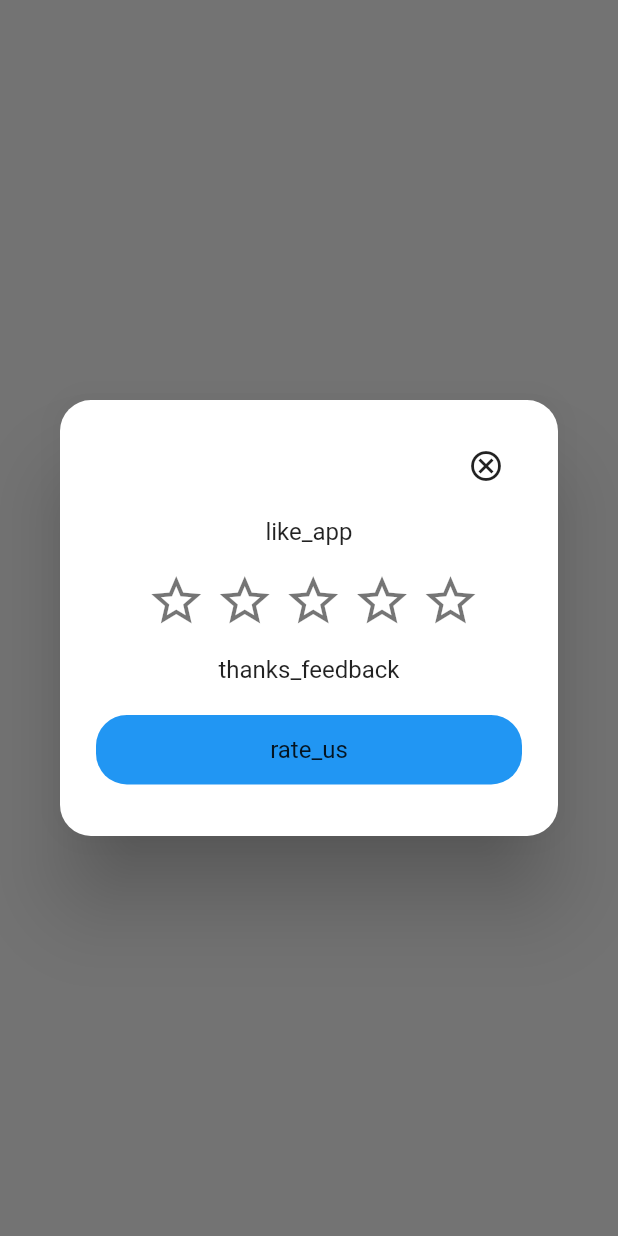
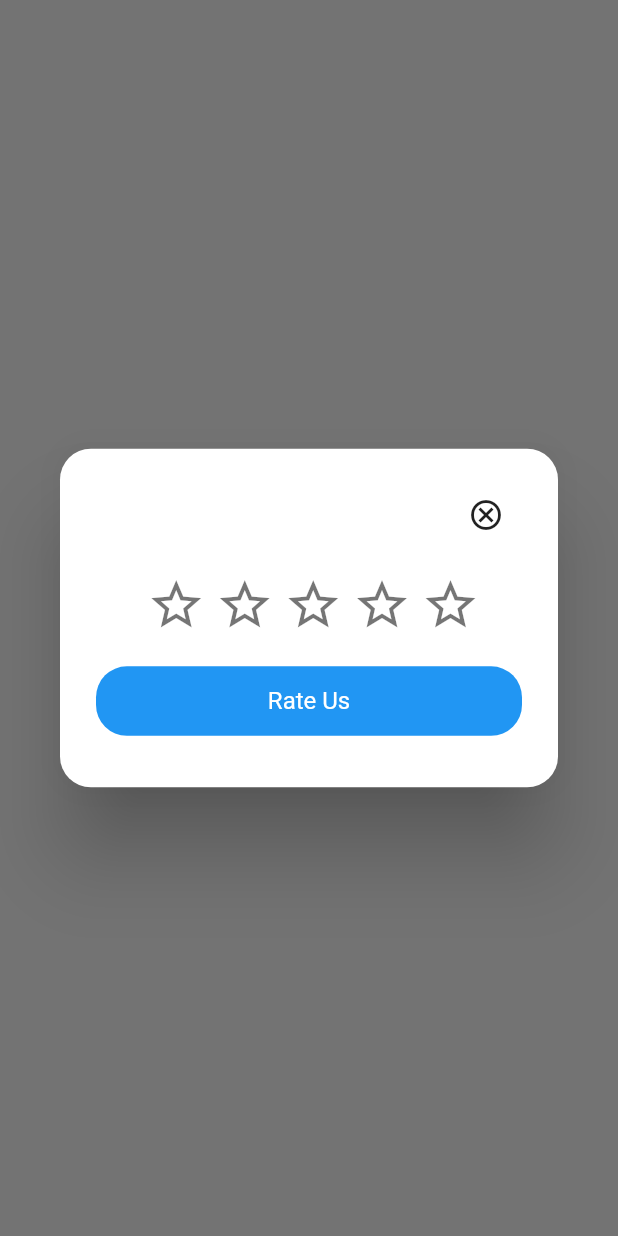
Before and after one commit to IshaqFarid280/falcon_vpn_lite, a Flutter app: the RateUsAlertDialog widget shown alone on an empty page, opened directly, on a phone screen of 412 x 824 dp. Run offline on Flutter 3.47's test engine with Material 2 defaults, Android fonts, the phone set to English and light mode, and no system bars; our stand-ins replace csv, firebase_core, firebase_remote_config, flutter_screenutil, flutter_zoom_drawer, fluttertoast and 6 more; missing offline and left inert: flutter_internet_speed_test, flutter_vpn, share_extend; accounts and stored records are empty; network calls fail.

Commit message:
initial commit

```diff
--- a/lib/widgets/rate_us_alert_dialog.dart
+++ b/lib/widgets/rate_us_alert_dialog.dart
@@ -30,10 +30,6 @@ RateUsAlertDialog(BuildContext context) {
                     Get.back();
                   }, icon: Icon(Icons.cancel_outlined)),
                 ),
-                SizedBox(height: 10.h,),
-                Text(
-                  "like_app"
-                ),
                 SizedBox(
                   height: 16.h,
                 ),
@@ -42,12 +38,6 @@ RateUsAlertDialog(BuildContext context) {
                     init: StarRatingController(),
                     builder: (_) => StarRating(starCount: 5, size: 40.0),
                   ),
-                ),
-                SizedBox(
-                  height: 16.h,
-                ),
-                Text(
-                  "thanks_feedback"
                 ),
                 SizedBox(
                   height: 20.h,
@@ -71,7 +61,7 @@ RateUsAlertDialog(BuildContext context) {
                       ),
                       child: Center(
                         child: Text(
-                          "rate_us"
+                          "Rate Us",style: TextStyle(color: Colors.white),
                         ),
                       ),
                     ),
```
Also changed, not shown: lib/screens/bottom_navbar_screen.dart (+7 -4 lines), lib/widgets/customer_support_alert_dialogue.dart (+13 -2 lines), assets/images/comments.png (added), assets/images/gmail.png (added), assets/images/telephone.png (added).
